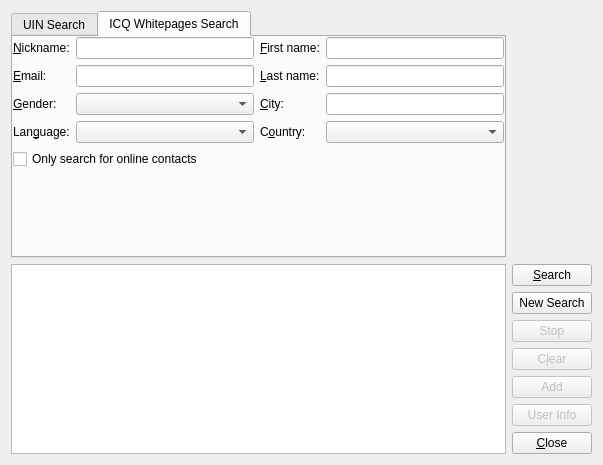
The window that protocols/oscar/icq/ui/icqsearchbase.ui (KDE/kopete) describes before a commit, drawn with Qt 5.
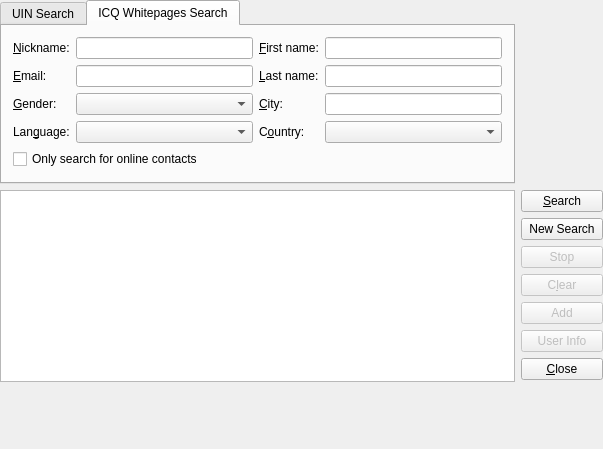
The same window after the commit. The open tabs and pages were chosen to show the change. Custom widgets are drawn as their Qt base class.

```diff
--- a/protocols/oscar/icq/ui/icqsearchbase.ui
+++ b/protocols/oscar/icq/ui/icqsearchbase.ui
@@ -6,152 +6,32 @@
     <x>0</x>
     <y>0</y>
     <width>603</width>
-    <height>465</height>
+    <height>449</height>
    </rect>
   </property>
   <layout class="QGridLayout" >
    <property name="leftMargin" >
-    <number>11</number>
+    <number>0</number>
    </property>
    <property name="topMargin" >
-    <number>11</number>
+    <number>0</number>
    </property>
    <property name="rightMargin" >
-    <number>11</number>
+    <number>0</number>
    </property>
    <property name="bottomMargin" >
-    <number>11</number>
+    <number>0</number>
    </property>
-   <property name="horizontalSpacing" >
-    <number>6</number>
-   </property>
-   <property name="verticalSpacing" >
-    <number>6</number>
-   </property>
-   <item row="4" column="1" >
-    <widget class="KPushButton" name="clearButton" >
-     <property name="enabled" >
-      <bool>false</bool>
-     </property>
-     <property name="whatsThis" >
-      <string>Clear the results</string>
-     </property>
-     <property name="text" >
-      <string>C&amp;lear</string>
-     </property>
-     <property name="stdItem" stdset="0" >
-      <number>10</number>
-     </property>
-    </widget>
-   </item>
-   <item row="7" column="1" >
-    <widget class="KPushButton" name="closeButton" >
-     <property name="whatsThis" >
-      <string>Close this dialog</string>
-     </property>
-     <property name="text" >
-      <string>&amp;Close</string>
-     </property>
-     <property name="stdItem" stdset="0" >
-      <number>13</number>
-     </property>
-    </widget>
-   </item>
-   <item row="3" column="1" >
-    <widget class="KPushButton" name="stopButton" >
-     <property name="enabled" >
-      <bool>false</bool>
-     </property>
-     <property name="whatsThis" >
-      <string>Stops the search</string>
-     </property>
-     <property name="text" >
-      <string>Stop</string>
-     </property>
-     <property name="shortcut" >
-      <string/>
-     </property>
-     <property name="stdItem" stdset="0" >
-      <number>26</number>
-     </property>
-    </widget>
-   </item>
-   <item row="5" column="1" >
-    <widget class="KPushButton" name="addButton" >
-     <property name="enabled" >
-      <bool>false</bool>
-     </property>
-     <property name="whatsThis" >
-      <string>Add the selected user to your contact list</string>
-     </property>
-     <property name="text" >
-      <string>Add</string>
-     </property>
-     <property name="shortcut" >
-      <string/>
-     </property>
-     <property name="stdItem" stdset="0" >
-      <number>27</number>
-     </property>
-    </widget>
-   </item>
-   <item row="6" column="1" >
-    <widget class="KPushButton" name="userInfoButton" >
-     <property name="enabled" >
-      <bool>false</bool>
-     </property>
-     <property name="whatsThis" >
-      <string>Show information about the selected contact</string>
-     </property>
-     <property name="text" >
-      <string>User Info</string>
-     </property>
-     <property name="shortcut" >
-      <string/>
-     </property>
-    </widget>
-   </item>
-   <item row="0" column="1" >
-    <spacer>
-     <property name="orientation" >
-      <enum>Qt::Vertical</enum>
-     </property>
-     <property name="sizeType" >
-      <enum>QSizePolicy::Expanding</enum>
-     </property>
-     <property name="sizeHint" >
-      <size>
-       <width>41</width>
-       <height>190</height>
-      </size>
-     </property>
-    </spacer>
-   </item>
    <item row="0" column="0" >
     <widget class="QTabWidget" name="tabWidget3" >
+     <property name="currentIndex" >
+      <number>0</number>
+     </property>
      <widget class="QWidget" name="tabUIN" >
       <attribute name="title" >
        <string>UIN Search</string>
       </attribute>
       <layout class="QGridLayout" >
-       <property name="leftMargin" >
-        <number>0</number>
-       </property>
-       <property name="topMargin" >
-        <number>0</number>
-       </property>
-       <property name="rightMargin" >
-        <number>0</number>
-       </property>
-       <property name="bottomMargin" >
-        <number>0</number>
-       </property>
-       <property name="horizontalSpacing" >
-        <number>6</number>
-       </property>
-       <property name="verticalSpacing" >
-        <number>6</number>
-       </property>
        <item row="0" column="0" >
         <widget class="QLabel" name="textLabel1" >
          <property name="text" >
@@ -176,7 +56,7 @@
          <property name="sizeHint" >
           <size>
            <width>20</width>
-           <height>105</height>
+           <height>0</height>
           </size>
          </property>
         </spacer>
@@ -188,40 +68,19 @@
        <string>ICQ Whitepages Search</string>
       </attribute>
       <layout class="QGridLayout" >
-       <property name="leftMargin" >
-        <number>0</number>
-       </property>
-       <property name="topMargin" >
-        <number>0</number>
-       </property>
-       <property name="rightMargin" >
-        <number>0</number>
-       </property>
-       <property name="bottomMargin" >
-        <number>0</number>
-       </property>
-       <property name="horizontalSpacing" >
-        <number>6</number>
-       </property>
-       <property name="verticalSpacing" >
-        <number>6</number>
-       </property>
-       <item row="1" column="3" >
-        <widget class="QLineEdit" name="lastName" />
+       <item row="0" column="0" >
+        <widget class="QLabel" name="textLabel2" >
+         <property name="text" >
+          <string>&amp;Nickname:</string>
+         </property>
+         <property name="buddy" >
+          <cstring>nickName</cstring>
+         </property>
+        </widget>
        </item>
        <item row="0" column="1" >
         <widget class="QLineEdit" name="nickName" />
        </item>
-       <item row="1" column="2" >
-        <widget class="QLabel" name="textLabel4" >
-         <property name="text" >
-          <string>&amp;Last name:</string>
-         </property>
-         <property name="buddy" >
-          <cstring>lastName</cstring>
-         </property>
-        </widget>
-       </item>
        <item row="0" column="2" >
         <widget class="QLabel" name="textLabel3" >
          <property name="text" >
@@ -232,6 +91,9 @@
          </property>
         </widget>
        </item>
+       <item row="0" column="3" >
+        <widget class="QLineEdit" name="firstName" />
+       </item>
        <item row="1" column="0" >
         <widget class="QLabel" name="textLabel6" >
          <property name="text" >
@@ -242,51 +104,22 @@
          </property>
         </widget>
        </item>
-       <item row="0" column="0" >
-        <widget class="QLabel" name="textLabel2" >
-         <property name="text" >
-          <string>&amp;Nickname:</string>
-         </property>
-         <property name="buddy" >
-          <cstring>nickName</cstring>
-         </property>
-        </widget>
-       </item>
-       <item row="3" column="3" >
-        <widget class="QComboBox" name="country" />
-       </item>
-       <item row="3" column="0" >
-        <widget class="QLabel" name="textLabel9" >
-         <property name="text" >
-          <string>Lan&amp;guage:</string>
-         </property>
-         <property name="buddy" >
-          <cstring>language</cstring>
-         </property>
-        </widget>
-       </item>
-       <item row="3" column="1" >
-        <widget class="QComboBox" name="language" />
-       </item>
-       <item row="2" column="3" >
-        <widget class="QLineEdit" name="city" />
-       </item>
-       <item row="2" column="2" >
-        <widget class="QLabel" name="textLabel10" >
-         <property name="text" >
-          <string>&amp;City:</string>
-         </property>
-         <property name="buddy" >
-          <cstring>city</cstring>
-         </property>
-        </widget>
-       </item>
-       <item row="0" column="3" >
-        <widget class="QLineEdit" name="firstName" />
-       </item>
        <item row="1" column="1" >
         <widget class="QLineEdit" name="email" />
        </item>
+       <item row="1" column="2" >
+        <widget class="QLabel" name="textLabel4" >
+         <property name="text" >
+          <string>&amp;Last name:</string>
+         </property>
+         <property name="buddy" >
+          <cstring>lastName</cstring>
+         </property>
+        </widget>
+       </item>
+       <item row="1" column="3" >
+        <widget class="QLineEdit" name="lastName" />
+       </item>
        <item row="2" column="0" >
         <widget class="QLabel" name="textLabel8" >
          <property name="text" >
@@ -300,13 +133,32 @@
        <item row="2" column="1" >
         <widget class="QComboBox" name="gender" />
        </item>
-       <item row="4" column="0" colspan="2" >
-        <widget class="QCheckBox" name="onlyOnline" >
+       <item row="2" column="2" >
+        <widget class="QLabel" name="textLabel10" >
          <property name="text" >
-          <string>Only search for online contacts</string>
+          <string>&amp;City:</string>
          </property>
+         <property name="buddy" >
+          <cstring>city</cstring>
+         </property>
         </widget>
        </item>
+       <item row="2" column="3" >
+        <widget class="QLineEdit" name="city" />
+       </item>
+       <item row="3" column="0" >
+        <widget class="QLabel" name="textLabel9" >
+         <property name="text" >
+          <string>Lan&amp;guage:</string>
+         </property>
+         <property name="buddy" >
+          <cstring>language</cstring>
+         </property>
+        </widget>
+       </item>
+       <item row="3" column="1" >
+        <widget class="QComboBox" name="language" />
+       </item>
        <item row="3" column="2" >
         <widget class="QLabel" name="textLabel11" >
          <property name="text" >
@@ -317,21 +169,15 @@
          </property>
         </widget>
        </item>
-       <item row="5" column="1" >
-        <spacer>
-         <property name="orientation" >
-          <enum>Qt::Vertical</enum>
+       <item row="3" column="3" >
+        <widget class="QComboBox" name="country" />
+       </item>
+       <item row="4" column="0" colspan="2" >
+        <widget class="QCheckBox" name="onlyOnline" >
+         <property name="text" >
+          <string>Only search for online contacts</string>
          </property>
-         <property name="sizeType" >
-          <enum>QSizePolicy::Expanding</enum>
-         </property>
-         <property name="sizeHint" >
-          <size>
-           <width>20</width>
-           <height>16</height>
-          </size>
-         </property>
-        </spacer>
+        </widget>
        </item>
        <item row="4" column="2" colspan="2" >
         <spacer>
@@ -349,11 +195,43 @@
          </property>
         </spacer>
        </item>
+       <item row="5" column="0" colspan="4" >
+        <spacer>
+         <property name="orientation" >
+          <enum>Qt::Vertical</enum>
+         </property>
+         <property name="sizeType" >
+          <enum>QSizePolicy::Expanding</enum>
+         </property>
+         <property name="sizeHint" >
+          <size>
+           <width>401</width>
+           <height>0</height>
+          </size>
+         </property>
+        </spacer>
+       </item>
       </layout>
      </widget>
     </widget>
    </item>
-   <item rowspan="7" row="1" column="0" >
+   <item row="0" column="1" >
+    <spacer>
+     <property name="orientation" >
+      <enum>Qt::Vertical</enum>
+     </property>
+     <property name="sizeType" >
+      <enum>QSizePolicy::Expanding</enum>
+     </property>
+     <property name="sizeHint" >
+      <size>
+       <width>82</width>
+       <height>171</height>
+      </size>
+     </property>
+    </spacer>
+   </item>
+   <item row="1" column="0" >
     <widget class="QTreeView" name="searchResults" >
      <property name="whatsThis" >
       <string>This is where the results from your search are displayed. If you double-click a result, the search window will close and pass the UIN of the contact you wish to add back to the Add Contact Wizard. You can only add one contact at a time.</string>
@@ -367,27 +245,130 @@
     </widget>
    </item>
    <item row="1" column="1" >
-    <widget class="KPushButton" name="searchButton" >
-     <property name="whatsThis" >
-      <string>Search the ICQ Whitepages with your search criteria</string>
+    <layout class="QVBoxLayout" >
+     <property name="spacing" >
+      <number>6</number>
      </property>
-     <property name="text" >
-      <string>&amp;Search</string>
-     </property>
-    </widget>
+     <item>
+      <widget class="KPushButton" name="searchButton" >
+       <property name="whatsThis" >
+        <string>Search the ICQ Whitepages with your search criteria</string>
+       </property>
+       <property name="text" >
+        <string>&amp;Search</string>
+       </property>
+      </widget>
+     </item>
+     <item>
+      <widget class="KPushButton" name="newSearchButton" >
+       <property name="enabled" >
+        <bool>true</bool>
+       </property>
+       <property name="whatsThis" >
+        <string>Clears both search fields and results</string>
+       </property>
+       <property name="text" >
+        <string>New Search</string>
+       </property>
+      </widget>
+     </item>
+     <item>
+      <widget class="KPushButton" name="stopButton" >
+       <property name="enabled" >
+        <bool>false</bool>
+       </property>
+       <property name="whatsThis" >
+        <string>Stops the search</string>
+       </property>
+       <property name="text" >
+        <string>Stop</string>
+       </property>
+       <property name="shortcut" >
+        <string/>
+       </property>
+       <property name="stdItem" stdset="0" >
+        <number>26</number>
+       </property>
+      </widget>
+     </item>
+     <item>
+      <widget class="KPushButton" name="clearButton" >
+       <property name="enabled" >
+        <bool>false</bool>
+       </property>
+       <property name="whatsThis" >
+        <string>Clear the results</string>
+       </property>
+       <property name="text" >
+        <string>C&amp;lear</string>
+       </property>
+       <property name="stdItem" stdset="0" >
+        <number>10</number>
+       </property>
+      </widget>
+     </item>
+     <item>
+      <widget class="KPushButton" name="addButton" >
+       <property name="enabled" >
+        <bool>false</bool>
+       </property>
+       <property name="whatsThis" >
+        <string>Add the selected user to your contact list</string>
+       </property>
+       <property name="text" >
+        <string>Add</string>
+       </property>
+       <property name="shortcut" >
+        <string/>
+       </property>
+       <property name="stdItem" stdset="0" >
+        <number>27</number>
+       </property>
+      </widget>
+     </item>
+     <item>
+      <widget class="KPushButton" name="userInfoButton" >
+       <property name="enabled" >
+        <bool>false</bool>
+       </property>
+       <property name="whatsThis" >
+        <string>Show information about the selected contact</string>
+       </property>
+       <property name="text" >
+        <string>User Info</string>
+       </property>
+       <property name="shortcut" >
+        <string/>
+       </property>
+      </widget>
+     </item>
+     <item>
+      <widget class="KPushButton" name="closeButton" >
+       <property name="whatsThis" >
+        <string>Close this dialog</string>
+       </property>
+       <property name="text" >
+        <string>&amp;Close</string>
+       </property>
+       <property name="stdItem" stdset="0" >
+        <number>13</number>
+       </property>
+      </widget>
+     </item>
+    </layout>
    </item>
-   <item row="2" column="1" >
-    <widget class="KPushButton" name="newSearchButton" >
-     <property name="enabled" >
-      <bool>true</bool>
+   <item row="2" column="0" colspan="2" >
+    <spacer>
+     <property name="orientation" >
+      <enum>Qt::Vertical</enum>
      </property>
-     <property name="whatsThis" >
-      <string>Clears both search fields and results</string>
+     <property name="sizeHint" >
+      <size>
+       <width>591</width>
+       <height>0</height>
+      </size>
      </property>
-     <property name="text" >
-      <string>New Search</string>
-     </property>
-    </widget>
+    </spacer>
    </item>
   </layout>
  </widget>
```
